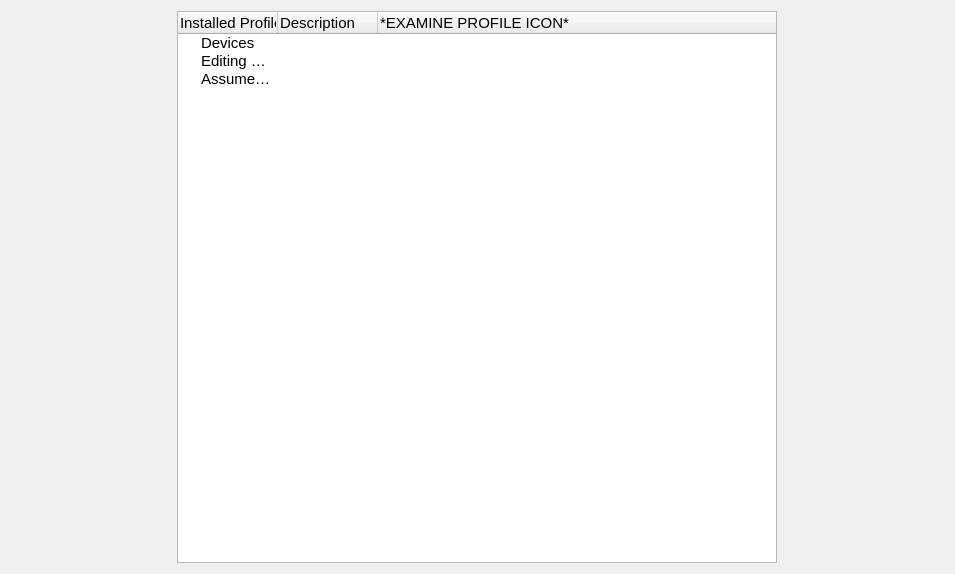
Before: the Qt Designer form src/modules/information/sy_info.ui in oyranos-cms/Synnefo, drawn with Qt 5.
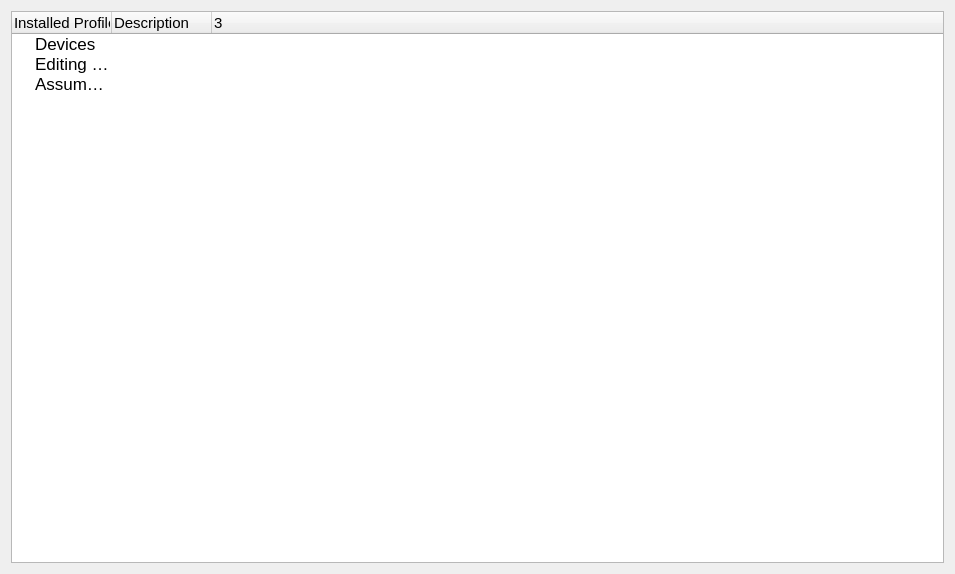
After: the same form once the commit is applied.

Commit message: added a "Profile Information" dialog (syInfoDialog) for Information module.

```diff
--- a/src/modules/information/sy_info.ui
+++ b/src/modules/information/sy_info.ui
@@ -14,20 +14,20 @@
    <item row="0" column="0">
     <widget class="QTreeWidget" name="installedProfilesTree">
      <property name="sizePolicy">
-      <sizepolicy hsizetype="Preferred" vsizetype="Minimum">
+      <sizepolicy hsizetype="Preferred" vsizetype="Preferred">
        <horstretch>0</horstretch>
        <verstretch>0</verstretch>
       </sizepolicy>
      </property>
      <property name="minimumSize">
       <size>
-       <width>520</width>
+       <width>0</width>
        <height>0</height>
       </size>
      </property>
      <property name="maximumSize">
       <size>
-       <width>600</width>
+       <width>16777215</width>
        <height>16777215</height>
       </size>
      </property>
@@ -68,13 +68,18 @@
      </column>
      <column>
       <property name="text">
-       <string>*EXAMINE PROFILE ICON*</string>
+       <string/>
       </property>
      </column>
      <item>
       <property name="text">
        <string>Devices</string>
       </property>
+      <property name="font">
+       <font>
+        <pointsize>13</pointsize>
+       </font>
+      </property>
       <property name="text">
        <string/>
       </property>
@@ -83,6 +88,11 @@
       <property name="text">
        <string>Editing Space</string>
       </property>
+      <property name="font">
+       <font>
+        <pointsize>13</pointsize>
+       </font>
+      </property>
       <property name="text">
        <string/>
       </property>
@@ -91,6 +101,20 @@
       <property name="text">
        <string>Assumed Space</string>
       </property>
+      <property name="font">
+       <font>
+        <pointsize>13</pointsize>
+       </font>
+      </property>
+      <property name="background">
+       <brush brushstyle="NoBrush">
+        <color alpha="255">
+         <red>0</red>
+         <green>0</green>
+         <blue>0</blue>
+        </color>
+       </brush>
+      </property>
       <property name="text">
        <string/>
       </property>
```
Left out of the diff: 4 changed lines with no effect on the pictures. The commit also changes 9 other files.
